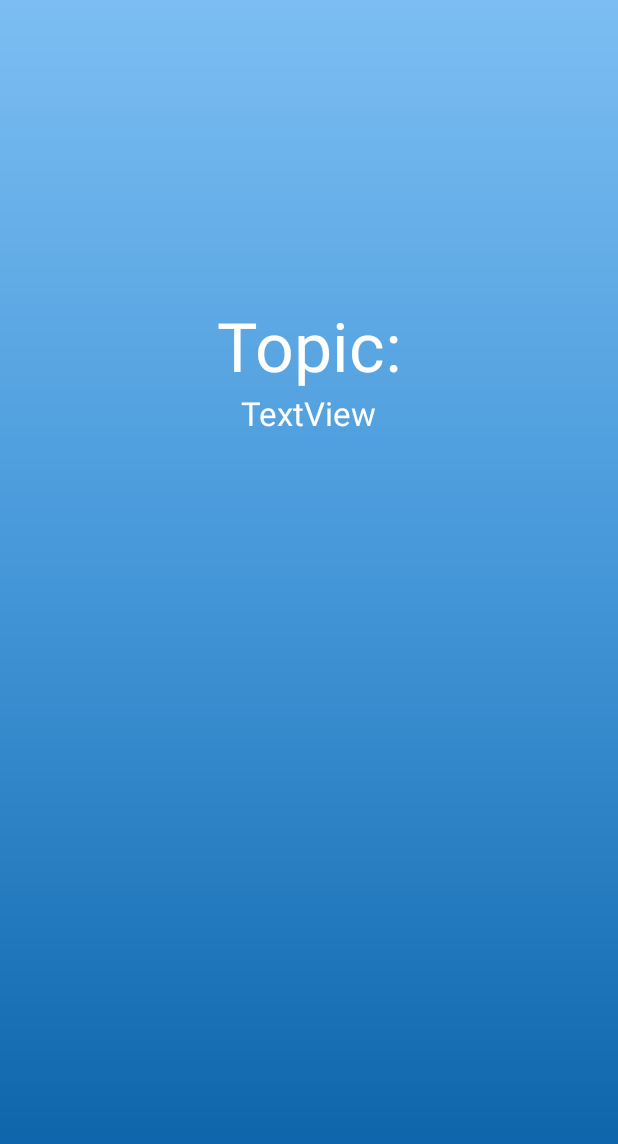
After one commit to cyril-junior-dim/TableTopics, an Android app: the layout activity_topic_thinking.xml on its own in the app's theme, with its tools: preview values and no code run, on a phone screen of 412 x 824 dp. The commit adds this screen. Shown: the top 1144 px of the screen. Run offline under Robolectric (Android 15) with nearby library versions, the phone set to English and light mode, and no system bars.

Commit message:
Random topic screen pending

```diff
--- a/app/src/main/AndroidManifest.xml
+++ b/app/src/main/AndroidManifest.xml
@@ -15,7 +15,8 @@
         android:supportsRtl="true"
         android:theme="@style/Theme.AppCompat.Light.NoActionBar"
         tools:replace="android:appComponentFactory">
-        <activity android:name=".LoadingScreenActivity"></activity>
+        <activity android:name=".TopicThinkingActivity"></activity>
+        <activity android:name=".LoadingScreenActivity" />
         <activity android:name=".TopicsListActivity" />
         <activity android:name=".ProfileActivity" />
         <activity android:name=".RegisterActivity" />
--- /dev/null
+++ b/app/src/main/res/layout/activity_topic_thinking.xml
@@ -0,0 +1,33 @@
+<?xml version="1.0" encoding="utf-8"?>
+<androidx.constraintlayout.widget.ConstraintLayout xmlns:android="http://schemas.android.com/apk/res/android"
+    xmlns:app="http://schemas.android.com/apk/res-auto"
+    xmlns:tools="http://schemas.android.com/tools"
+    android:layout_width="match_parent"
+    android:layout_height="match_parent"
+    android:background="@drawable/gradient"
+    tools:context=".TopicThinkingActivity">
+
+    <TextView
+        android:id="@+id/textView15"
+        android:layout_width="wrap_content"
+        android:layout_height="wrap_content"
+        android:layout_marginTop="200dp"
+        android:text="Topic:"
+        android:textAppearance="@style/TextAppearance.AppCompat.Display2"
+        android:textColor="#FFFFFF"
+        app:layout_constraintEnd_toEndOf="parent"
+        app:layout_constraintStart_toStartOf="parent"
+        app:layout_constraintTop_toTopOf="parent" />
+
+    <TextView
+        android:id="@+id/speechTitle"
+        android:layout_width="wrap_content"
+        android:layout_height="wrap_content"
+        android:text="TextView"
+        android:textAppearance="@style/TextAppearance.AppCompat.Large"
+        android:textColor="#FFFFFF"
+        app:layout_constraintEnd_toEndOf="parent"
+        app:layout_constraintStart_toStartOf="parent"
+        app:layout_constraintTop_toBottomOf="@+id/textView15" />
+
+</androidx.constraintlayout.widget.ConstraintLayout>
```
Also changed, not shown: app/src/main/java/com/example/tabletopics/LoadingScreenActivity.java (+12 -1 lines), app/src/main/java/com/example/tabletopics/SpeakNowActivity.java (+16 -0 lines), app/src/main/java/com/example/tabletopics/TopicThinkingActivity.java (added, +69 -0 lines).
